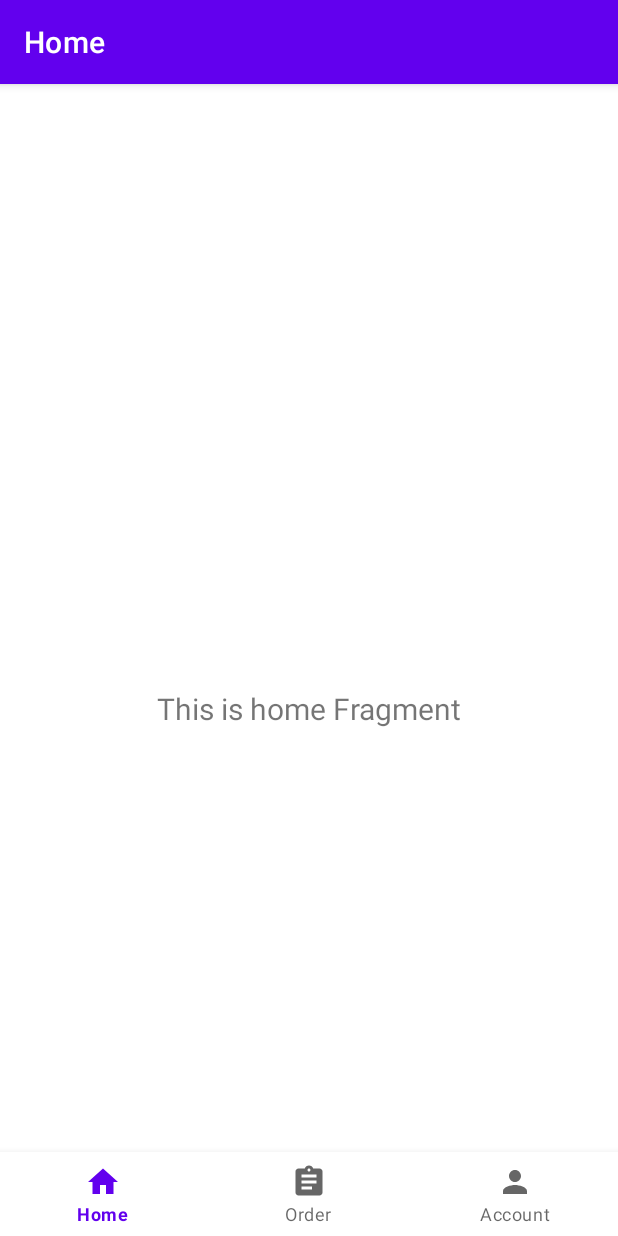
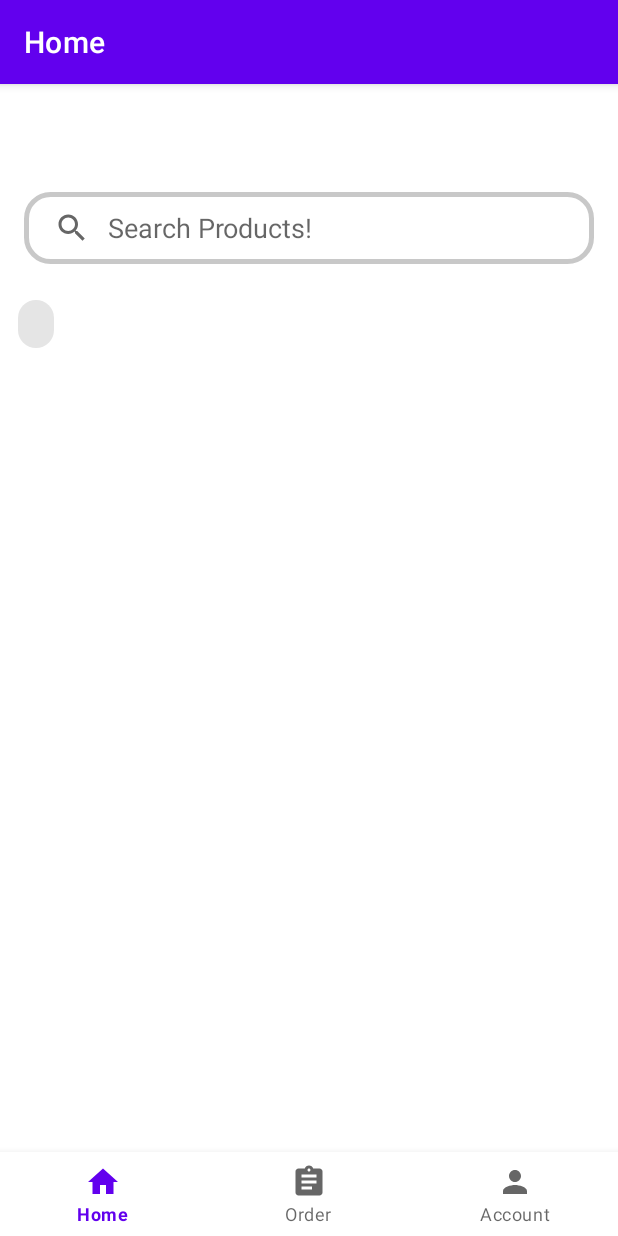
Before and after one commit to FenrirChiew/BAIT2073MAD, an Android app: the screen it shows after launch (MainActivity), on a phone screen of 412 x 824 dp. Run offline under Robolectric (Android 15) with nearby library versions, the phone set to English and light mode, and no system bars; our stand-ins replace data binding, navigation-ui.

Commit message:
Added Search View

```diff
--- a/app/src/main/java/my/edu/tarc/bait2073mad/ui/home/HomeFragment.kt
+++ b/app/src/main/java/my/edu/tarc/bait2073mad/ui/home/HomeFragment.kt
@@ -4,6 +4,8 @@ import android.os.Bundle
 import android.view.LayoutInflater
 import android.view.View
 import android.view.ViewGroup
+import android.widget.ArrayAdapter
+import android.widget.SearchView.OnQueryTextListener
 import android.widget.TextView
 import androidx.fragment.app.Fragment
 import androidx.lifecycle.ViewModelProvider
@@ -28,10 +30,13 @@ class HomeFragment : Fragment() {
         _binding = FragmentHomeBinding.inflate(inflater, container, false)
         val root: View = binding.root
 
-        val textView: TextView = binding.textHome
-        homeViewModel.text.observe(viewLifecycleOwner) {
-            textView.text = it
-        }
+/*        val products = arrayOf("Product A", "Product B", "Product C")
+
+        val productAdaptor = activity?.let { ArrayAdapter<String>(it, android.R.layout.simple_list_item_1, products) };
+
+        binding.searchView.setOnQueryTextListener(object : SerachView.OnQueryTextListener)*/
+
+        // val chipTags
         return root
     }
 
--- /dev/null
+++ b/app/src/main/res/drawable/search_view_background.xml
@@ -0,0 +1,10 @@
+<?xml version="1.0" encoding="utf-8"?>
+<shape xmlns:android="http://schemas.android.com/apk/res/android"
+    android:shape="rectangle">
+
+    <corners android:radius="16dp" />
+    <stroke
+        android:width="3dp"
+        android:color="@color/dark_grey" />
+
+</shape>
--- a/app/src/main/res/layout/fragment_home.xml
+++ b/app/src/main/res/layout/fragment_home.xml
@@ -1,22 +1,31 @@
 <?xml version="1.0" encoding="utf-8"?>
-<androidx.constraintlayout.widget.ConstraintLayout xmlns:android="http://schemas.android.com/apk/res/android"
+<LinearLayout xmlns:android="http://schemas.android.com/apk/res/android"
     xmlns:app="http://schemas.android.com/apk/res-auto"
     xmlns:tools="http://schemas.android.com/tools"
     android:layout_width="match_parent"
     android:layout_height="match_parent"
-    tools:context=".ui.home.HomeFragment">
+    android:orientation="vertical"
+    tools:context=".ui.home.HomeFragment" >
 
-    <TextView
-        android:id="@+id/text_home"
+    <SearchView
+        android:id="@+id/searchView"
         android:layout_width="match_parent"
         android:layout_height="wrap_content"
-        android:layout_marginStart="8dp"
-        android:layout_marginTop="8dp"
-        android:layout_marginEnd="8dp"
-        android:textAlignment="center"
-        android:textSize="20sp"
-        app:layout_constraintBottom_toBottomOf="parent"
-        app:layout_constraintEnd_toEndOf="parent"
-        app:layout_constraintStart_toStartOf="parent"
-        app:layout_constraintTop_toTopOf="parent" />
-</androidx.constraintlayout.widget.ConstraintLayout>
+        android:layout_margin="16dp"
+        android:background="@drawable/search_view_background"
+        android:iconifiedByDefault="false"
+        android:queryBackground="@android:color/transparent"
+        android:queryHint="@string/search_query_hint">
+
+    </SearchView>
+
+    <com.google.android.material.chip.ChipGroup
+        android:layout_width="match_parent"
+        android:layout_height="match_parent">
+
+        <com.google.android.material.chip.Chip
+            android:id="@+id/chip"
+            android:layout_width="wrap_content"
+            android:layout_height="wrap_content" />
+    </com.google.android.material.chip.ChipGroup>
+</LinearLayout>
--- a/app/src/main/res/values/colors.xml
+++ b/app/src/main/res/values/colors.xml
@@ -6,5 +6,6 @@
     <color name="teal_200">#FF03DAC5</color>
     <color name="teal_700">#FF018786</color>
     <color name="black">#FF000000</color>
+    <color name="dark_grey">#B0B0B0B0</color>
     <color name="white">#FFFFFFFF</color>
 </resources>
--- a/app/src/main/res/values/strings.xml
+++ b/app/src/main/res/values/strings.xml
@@ -4,7 +4,7 @@
     <string name="title_order">Order</string>
     <string name="title_account">Account</string>
 
-    //cart
+    <!-- cart -->
     <string name="cart">Cart</string>
     <string name="selectAll">Select All</string>
     <string name="productName">Product Name</string>
@@ -17,4 +17,7 @@
     <string name="paymentMethodTitle">Payment Method:</string>
     <string name="totalPaymentTitle">Total Payment:</string>
 
+    <!-- search -->
+    <string name="search_query_hint">Search Products!</string>
+
 </resources>
```
